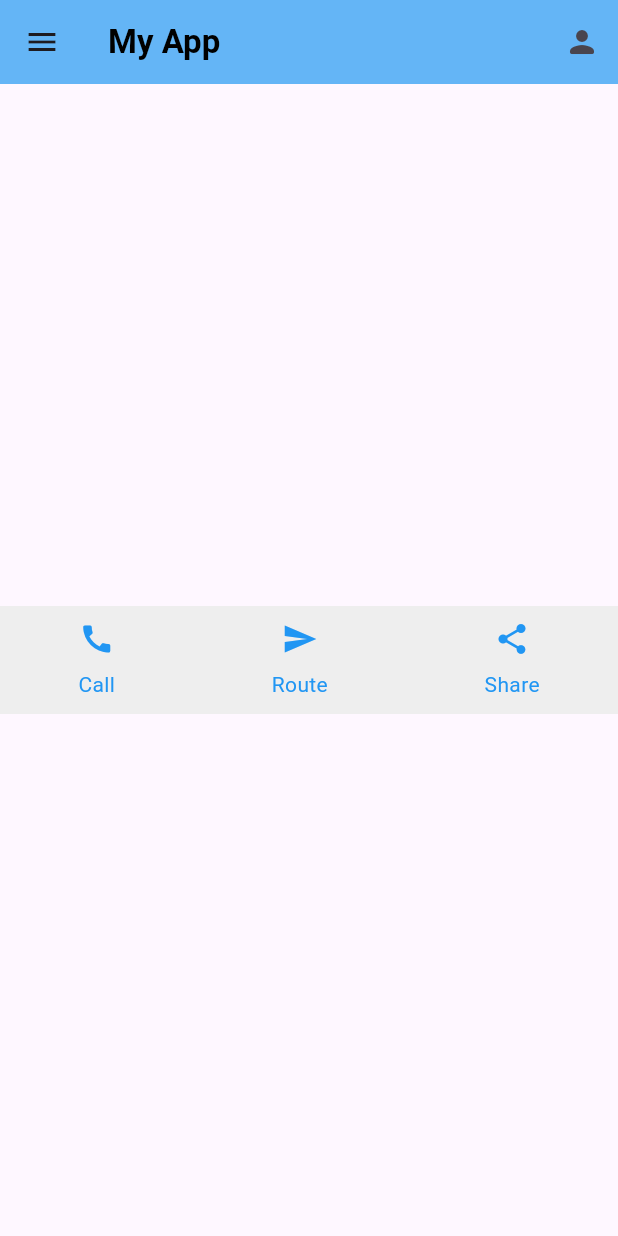
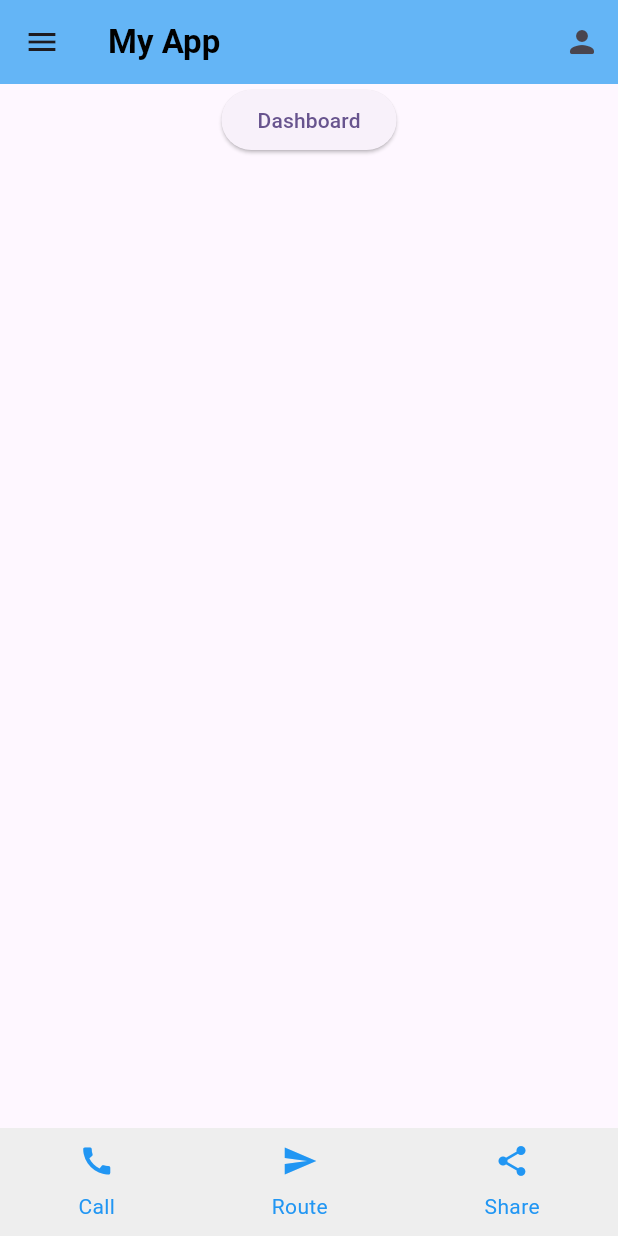
Before and after one commit to klaseeee/flutter01, a Flutter app: the screen it shows after launch, on a phone screen of 412 x 824 dp. Run offline on Flutter 3.47's test engine with Material 3 defaults, Android fonts, the phone set to English and light mode, and no system bars; our stand-ins replace auto_route.

Commit message:
learn auto route

```diff
--- a/lib/main.dart
+++ b/lib/main.dart
@@ -1,5 +1,5 @@
 import 'package:flutter/material.dart';
-import 'package:flutter/widgets.dart';
+import 'package:flutter_01/routes/app_router.dart';
 
 void main() {
   runApp(const MyApp());
@@ -11,7 +11,8 @@ class MyApp extends StatelessWidget {
   // This widget is the root of your application.
   @override
   Widget build(BuildContext context) {
-    return MaterialApp(
+    AppRouter appRouter = AppRouter();
+    return MaterialApp.router(
       title: 'My App',
       theme: ThemeData(
         // This is the theme of your application.
@@ -32,175 +33,8 @@ class MyApp extends StatelessWidget {
         colorScheme: ColorScheme.fromSeed(seedColor: Colors.deepPurple),
         useMaterial3: true,
       ),
-      home: const MyHomePage(),
+      routerConfig: appRouter.config(),
+      // home: const Home(),
     );
   }
 }
-
-class MyHomePage extends StatelessWidget {
-  const MyHomePage({super.key});
-
-  @override
-  Widget build(BuildContext context) {
-    return Scaffold(
-      appBar: AppBar(
-        backgroundColor: Colors.blue[300],
-        leading: IconButton(
-          icon: const Icon(Icons.menu),
-          tooltip: "Navigation Menu",
-          onPressed: () => {},
-        ),
-        title: const Text(
-          "My App",
-          style: TextStyle(color: Colors.black, fontWeight: FontWeight.bold),
-        ),
-        actions: [
-          IconButton(
-              onPressed: () => {}, icon: const Icon(Icons.person_rounded))
-        ],
-      ),
-      body: Center(
-        child: Container(
-          height: 72,
-          color: Colors.grey[200],
-          child: const Row(
-            mainAxisAlignment: MainAxisAlignment.spaceAround,
-            children: [
-              ColumnIconWithLabel(
-                label: "Call",
-                labelColor: Colors.blue,
-                icon: Icons.call,
-              ),
-              ColumnIconWithLabel(
-                label: "Route",
-                labelColor: Colors.blue,
-                icon: Icons.send,
-              ),
-              ColumnIconWithLabel(
-                label: "Share",
-                labelColor: Colors.blue,
-                icon: Icons.share,
-              ),
-            ],
-          ),
-        ),
-      ),
-    );
-  }
-}
-
-class ColumnIconWithLabel extends StatelessWidget {
-  const ColumnIconWithLabel(
-      {super.key, required this.label, this.labelColor, required this.icon});
-
-  final String label;
-  final Color? labelColor;
-  final IconData icon;
-
-  @override
-  Widget build(BuildContext context) {
-    return Column(
-      mainAxisAlignment: MainAxisAlignment.center,
-      children: [
-        Icon(
-          icon,
-          size: 24,
-          color: Colors.blue,
-        ),
-        const SizedBox(height: 8),
-        Text(
-          label,
-          style: TextStyle(color: labelColor),
-        )
-      ],
-    );
-  }
-}
-
-// class MyHomePage extends StatefulWidget {
-//   const MyHomePage({super.key, required this.title});
-
-//   // This widget is the home page of your application. It is stateful, meaning
-//   // that it has a State object (defined below) that contains fields that affect
-//   // how it looks.
-
-//   // This class is the configuration for the state. It holds the values (in this
-//   // case the title) provided by the parent (in this case the App widget) and
-//   // used by the build method of the State. Fields in a Widget subclass are
-//   // always marked "final".
-
-//   final String title;
-
-//   @override
-//   State<MyHomePage> createState() => _MyHomePageState();
-// }
-
-// class _MyHomePageState extends State<MyHomePage> {
-//   int _counter = 0;
-
-//   void _incrementCounter() {
-//     setState(() {
-//       // This call to setState tells the Flutter framework that something has
-//       // changed in this State, which causes it to rerun the build method below
-//       // so that the display can reflect the updated values. If we changed
-//       // _counter without calling setState(), then the build method would not be
-//       // called again, and so nothing would appear to happen.
-//       _counter++;
-//     });
-//   }
-
-//   @override
-//   Widget build(BuildContext context) {
-//     // This method is rerun every time setState is called, for instance as done
-//     // by the _incrementCounter method above.
-//     //
-//     // The Flutter framework has been optimized to make rerunning build methods
-//     // fast, so that you can just rebuild anything that needs updating rather
-//     // than having to individually change instances of widgets.
-//     return Scaffold(
-//       appBar: AppBar(
-//         // TRY THIS: Try changing the color here to a specific color (to
-//         // Colors.amber, perhaps?) and trigger a hot reload to see the AppBar
-//         // change color while the other colors stay the same.
-//         backgroundColor: Theme.of(context).colorScheme.inversePrimary,
-//         // Here we take the value from the MyHomePage object that was created by
-//         // the App.build method, and use it to set our appbar title.
-//         title: Text(widget.title),
-//       ),
-//       body: Center(
-//         // Center is a layout widget. It takes a single child and positions it
-//         // in the middle of the parent.
-//         child: Column(
-//           // Column is also a layout widget. It takes a list of children and
-//           // arranges them vertically. By default, it sizes itself to fit its
-//           // children horizontally, and tries to be as tall as its parent.
-//           //
-//           // Column has various properties to control how it sizes itself and
-//           // how it positions its children. Here we use mainAxisAlignment to
-//           // center the children vertically; the main axis here is the vertical
-//           // axis because Columns are vertical (the cross axis would be
-//           // horizontal).
-//           //
-//           // TRY THIS: Invoke "debug painting" (choose the "Toggle Debug Paint"
-//           // action in the IDE, or press "p" in the console), to see the
-//           // wireframe for each widget.
-//           mainAxisAlignment: MainAxisAlignment.center,
-//           children: <Widget>[
-//             const Text(
-//               'You have pushed the button this many times:',
-//             ),
-//             Text(
-//               '$_counter',
-//               style: Theme.of(context).textTheme.headlineMedium,
-//             ),
-//           ],
-//         ),
-//       ),
-//       floatingActionButton: FloatingActionButton(
-//         onPressed: _incrementCounter,
-//         tooltip: 'Increment',
-//         child: const Icon(Icons.add),
-//       ), // This trailing comma makes auto-formatting nicer for build methods.
-//     );
-//   }
-// }
--- /dev/null
+++ b/lib/presentations/dashboard/dashboard.dart
@@ -0,0 +1,30 @@
+// ignore_for_file: camel_case_types, prefer_typing_uninitialized_variables
+
+import 'package:auto_route/auto_route.dart';
+import 'package:flutter/material.dart';
+
+@RoutePage()
+class Dashboard extends StatelessWidget {
+  const Dashboard({super.key, required this.title});
+
+  final String title;
+
+  @override
+  Widget build(BuildContext context) {
+    return Scaffold(
+        appBar: AppBar(
+          title: Text((title)),
+          actions: const [],
+        ),
+        body: Column(
+          children: [
+            ElevatedButton(
+                onPressed: () {
+                  // Navigator.of(context).pop();
+                  context.router.back();
+                },
+                child: const Text("Home"))
+          ],
+        ));
+  }
+}
--- /dev/null
+++ b/lib/presentations/home/home.dart
@@ -0,0 +1,76 @@
+import 'package:auto_route/auto_route.dart';
+import 'package:flutter/material.dart';
+import 'package:flutter_01/routes/app_router.gr.dart';
+import 'package:flutter_01/widgets/column_icon_with_label.dart';
+
+@RoutePage()
+class Home extends StatelessWidget {
+  const Home({super.key});
+
+  @override
+  Widget build(BuildContext context) {
+    return Scaffold(
+      appBar: AppBar(
+        backgroundColor: Colors.blue[300],
+        leading: IconButton(
+          icon: const Icon(Icons.menu),
+          tooltip: "Navigation Menu",
+          onPressed: () => {},
+        ),
+        title: const Text(
+          "My App",
+          style: TextStyle(color: Colors.black, fontWeight: FontWeight.bold),
+        ),
+        actions: [
+          IconButton(
+              onPressed: () => {}, icon: const Icon(Icons.person_rounded))
+        ],
+      ),
+      body: Column(
+        mainAxisAlignment: MainAxisAlignment.spaceBetween,
+        children: [
+          ElevatedButton(
+            onPressed: () {
+              // * default routing using material page route
+              // Navigator.of(context).push(MaterialPageRoute(
+              //     builder: (context) => const Dashboard(
+              //           title: "Dashboard",
+              //         )));
+
+              // * routing using auto route
+              AutoRouter.of(context).push(Dashboard(title: "test"));
+            },
+            child: const Text("Dashboard"),
+          ),
+          Container(
+            height: 72,
+            color: Colors.grey[200],
+            child: const Row(
+              mainAxisAlignment: MainAxisAlignment.spaceAround,
+              children: [
+                ColumnIconWithLabel(
+                  label: "Call",
+                  labelColor: Colors.blue,
+                  icon: Icons.call,
+                  iconColor: Colors.blue,
+                ),
+                ColumnIconWithLabel(
+                  label: "Route",
+                  labelColor: Colors.blue,
+                  icon: Icons.send,
+                  iconColor: Colors.blue,
+                ),
+                ColumnIconWithLabel(
+                  label: "Share",
+                  labelColor: Colors.blue,
+                  icon: Icons.share,
+                  iconColor: Colors.blue,
+                ),
+              ],
+            ),
+          ),
+        ],
+      ),
+    );
+  }
+}
--- /dev/null
+++ b/lib/routes/app_router.dart
@@ -0,0 +1,13 @@
+import 'package:auto_route/auto_route.dart';
+
+import 'app_router.gr.dart';
+
+@AutoRouterConfig()
+class AppRouter extends $AppRouter {
+  @override
+  List<AutoRoute> get routes => [
+        /// routes go here
+        AutoRoute(path: '/home', page: Home.page, initial: true),
+        AutoRoute(path: '/dashboard', page: Dashboard.page),
+      ];
+}
--- /dev/null
+++ b/lib/widgets/column_icon_with_label.dart
@@ -0,0 +1,34 @@
+import 'package:flutter/material.dart';
+
+class ColumnIconWithLabel extends StatelessWidget {
+  const ColumnIconWithLabel(
+      {super.key,
+      required this.label,
+      this.labelColor,
+      required this.icon,
+      this.iconColor});
+
+  final String label;
+  final Color? labelColor;
+  final IconData icon;
+  final Color? iconColor;
+
+  @override
+  Widget build(BuildContext context) {
+    return Column(
+      mainAxisAlignment: MainAxisAlignment.center,
+      children: [
+        Icon(
+          icon,
+          size: 24,
+          color: iconColor,
+        ),
+        const SizedBox(height: 8),
+        Text(
+          label,
+          style: TextStyle(color: labelColor),
+        )
+      ],
+    );
+  }
+}
```
Also changed, not shown: pubspec.yaml (+5 -4 lines), lib/routes/app_router.gr.dart (added), pubspec.lock.
